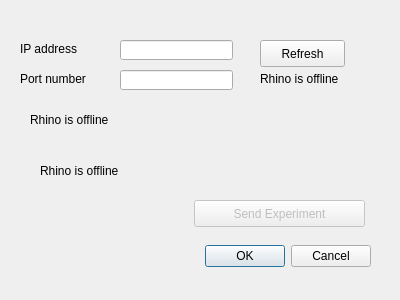
This is NeXtRAD-TCU-Client/rhinogui.ui in DManthoko86/NeXtRAD-TCU as Qt 5 draws it before an edit. The edited form follows.
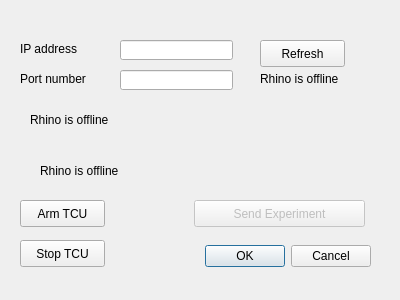
This is the edited form.

Commit message: minor fixes to the server. added start and stop experiment on server and client.

The edit to the form file:
```diff
--- a/NeXtRAD-TCU-Client/rhinogui.ui
+++ b/NeXtRAD-TCU-Client/rhinogui.ui
@@ -146,6 +146,32 @@
     <string>Rhino is offline</string>
    </property>
   </widget>
+  <widget class="QPushButton" name="pushButtonArm">
+   <property name="geometry">
+    <rect>
+     <x>20</x>
+     <y>200</y>
+     <width>85</width>
+     <height>27</height>
+    </rect>
+   </property>
+   <property name="text">
+    <string>Arm TCU</string>
+   </property>
+  </widget>
+  <widget class="QPushButton" name="pushButtonStop">
+   <property name="geometry">
+    <rect>
+     <x>20</x>
+     <y>240</y>
+     <width>85</width>
+     <height>27</height>
+    </rect>
+   </property>
+   <property name="text">
+    <string>Stop TCU</string>
+   </property>
+  </widget>
  </widget>
  <tabstops>
   <tabstop>lineEditIp</tabstop>
```
The commit also changes 22 other files.
